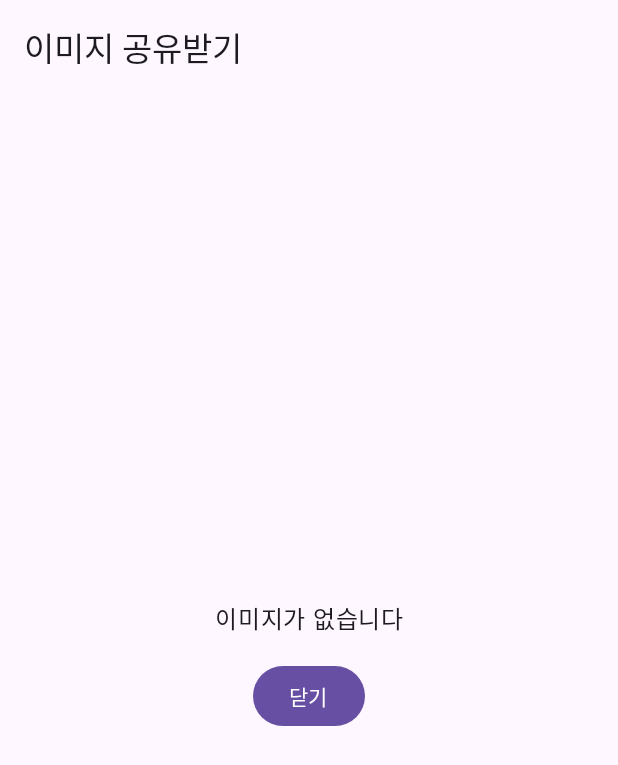
After one commit to HamBeomJoon/Android-review, an Android app built with Jetpack Compose: the ImageReceiveActivity screen opened directly, with no data from a screen before it, on a phone screen of 412 x 824 dp. The commit adds this screen. Shown: the top 765 px of the screen. Run offline under Robolectric (Android 15) with nearby library versions, the phone set to English and light mode, and no system bars; pictures from the network do not load.

Commit message:
feature: intent 모듈 이미지 공유 수신 기능 구현 및 빌드 설정 개선
- `:feature:intent` 모듈에 `practice.android.feature` 컨벤션 플러그인 적용 및 상용구 코드(android 블록, 기본 dependencies) 제거.
- `ImageReceiveActivity` 추가: `ACTION_SEND` 인텐트를 처리하여 외부 이미지를 수신 및 표시하는 로직 구현.
- `AndroidManifest.xml`에 `ImageReceiveActivity` 인텐트 필터(`image/*`) 및 `INTERNET` 권한 추가.
- `IntentScreen` UI 수정: Intent Flags 및 결과 표시 섹션을 제거하고 이미지 공유 테스트 UI로 변경.
- 이미지 로딩을 위한 `coil-compose` 라이브러리 의존성 추가.

```diff
--- a/build-logic/convention/build.gradle.kts
+++ b/build-logic/convention/build.gradle.kts
@@ -12,10 +12,6 @@ dependencies {
 
 gradlePlugin {
     plugins {
-        register("androidApplication") {
-            id = "practice.android.application"
-            implementationClass = "AndroidApplicationConventionPlugin"
-        }
         register("androidFeature") {
             id = "practice.android.feature"
             implementationClass = "AndroidFeatureConventionPlugin"
--- /dev/null
+++ b/feature/intent/src/main/java/com/example/intent/ImageReceiveActivity.kt
@@ -0,0 +1,120 @@
+package com.example.intent
+
+import android.content.Intent
+import android.net.Uri
+import android.os.Bundle
+import androidx.activity.ComponentActivity
+import androidx.activity.compose.setContent
+import androidx.compose.foundation.layout.Arrangement
+import androidx.compose.foundation.layout.Column
+import androidx.compose.foundation.layout.Spacer
+import androidx.compose.foundation.layout.fillMaxSize
+import androidx.compose.foundation.layout.fillMaxWidth
+import androidx.compose.foundation.layout.height
+import androidx.compose.foundation.layout.padding
+import androidx.compose.material3.Button
+import androidx.compose.material3.Card
+import androidx.compose.material3.ExperimentalMaterial3Api
+import androidx.compose.material3.MaterialTheme
+import androidx.compose.material3.Scaffold
+import androidx.compose.material3.Text
+import androidx.compose.material3.TopAppBar
+import androidx.compose.runtime.Composable
+import androidx.compose.ui.Alignment
+import androidx.compose.ui.Modifier
+import androidx.compose.ui.layout.ContentScale
+import androidx.compose.ui.unit.dp
+import coil.compose.AsyncImage
+
+class ImageReceiveActivity : ComponentActivity() {
+    override fun onCreate(savedInstanceState: Bundle?) {
+        super.onCreate(savedInstanceState)
+
+        // Intent로 받은 이미지 URI
+        val imageUri =
+            when {
+                intent?.action == Intent.ACTION_SEND -> {
+                    intent.getParcelableExtra<Uri>(Intent.EXTRA_STREAM)
+                }
+
+                else -> null
+            }
+
+        setContent {
+            MaterialTheme {
+                ImageReceiveScreen(
+                    imageUri = imageUri,
+                    onBackClick = { finish() },
+                )
+            }
+        }
+    }
+}
+
+@OptIn(ExperimentalMaterial3Api::class)
+@Composable
+fun ImageReceiveScreen(
+    imageUri: Uri?,
+    onBackClick: () -> Unit,
+) {
+    Scaffold(
+        topBar = {
+            TopAppBar(
+                title = { Text("이미지 공유받기") },
+            )
+        },
+    ) { padding ->
+        Column(
+            modifier =
+                Modifier
+                    .fillMaxSize()
+                    .padding(padding)
+                    .padding(16.dp),
+            horizontalAlignment = Alignment.CenterHorizontally,
+            verticalArrangement = Arrangement.Center,
+        ) {
+            if (imageUri != null) {
+                Card(
+                    modifier =
+                        Modifier
+                            .fillMaxWidth()
+                            .weight(1f),
+                ) {
+                    AsyncImage(
+                        model = imageUri,
+                        contentDescription = "공유받은 이미지",
+                        modifier = Modifier.fillMaxSize(),
+                        contentScale = ContentScale.Fit,
+                    )
+                }
+
+                Spacer(modifier = Modifier.height(16.dp))
+
+                Text(
+                    text = "URI: $imageUri",
+                    style = MaterialTheme.typography.bodySmall,
+                )
+
+                Spacer(modifier = Modifier.height(16.dp))
+
+                Button(
+                    onClick = onBackClick,
+                    modifier = Modifier.fillMaxWidth(),
+                ) {
+                    Text("닫기")
+                }
+            } else {
+                Text(
+                    text = "이미지가 없습니다",
+                    style = MaterialTheme.typography.bodyLarge,
+                )
+
+                Spacer(modifier = Modifier.height(16.dp))
+
+                Button(onClick = onBackClick) {
+                    Text("닫기")
+                }
+            }
+        }
+    }
+}
```
Also changed, not shown: feature/intent/build.gradle.kts (+2 -34 lines), feature/intent/src/main/AndroidManifest.xml (+19 -0 lines), feature/intent/src/main/java/com/example/intent/IntentScreen.kt (+14 -32 lines), app/src/main/AndroidManifest.xml (line endings or trailing spaces).
